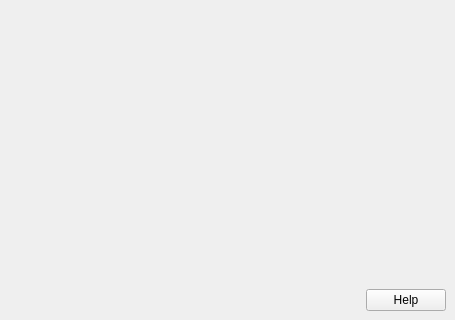
The window that projektcheck/ui/ProjektCheck_dockwidget_analysis_04-Oeko.ui (projektcheck/ProjektCheck-QGIS) describes before a commit, drawn with Qt 5; both pictures show x 0 to 455 and y 680 to 1000 of the 455 by 1000 pixel window.
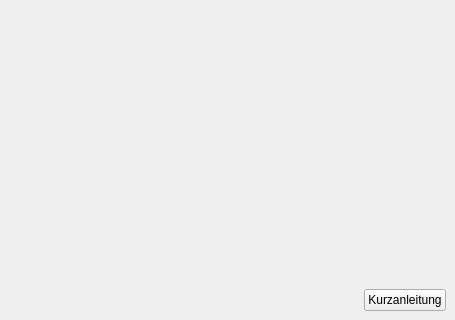
The same window after the commit. The open tabs and pages were chosen to show the change. Icons and pictures are not drawn.

Commit message: marginal icon-changes; help-button replaced by individual PushButton (in analysis and definitions dockwidgets) ... greetz

What changed in the file:
```diff
--- a/projektcheck/ui/ProjektCheck_dockwidget_analysis_04-Oeko.ui
+++ b/projektcheck/ui/ProjektCheck_dockwidget_analysis_04-Oeko.ui
@@ -1161,17 +1161,53 @@
      </widget>
     </item>
     <item>
-     <widget class="QDialogButtonBox" name="buttonBox_5">
-      <property name="sizePolicy">
-       <sizepolicy hsizetype="Preferred" vsizetype="Fixed">
-        <horstretch>0</horstretch>
-        <verstretch>0</verstretch>
-       </sizepolicy>
+     <layout class="QHBoxLayout" name="horizontalLayout_3">
+      <property name="leftMargin">
+       <number>0</number>
       </property>
-      <property name="standardButtons">
-       <set>QDialogButtonBox::Help</set>
+      <property name="topMargin">
+       <number>0</number>
       </property>
-     </widget>
+      <property name="rightMargin">
+       <number>0</number>
+      </property>
+      <property name="bottomMargin">
+       <number>0</number>
+      </property>
+      <item>
+       <spacer name="horizontalSpacer_5">
+        <property name="orientation">
+         <enum>Qt::Horizontal</enum>
+        </property>
+        <property name="sizeHint" stdset="0">
+         <size>
+          <width>40</width>
+          <height>20</height>
+         </size>
+        </property>
+       </spacer>
+      </item>
+      <item>
+       <widget class="QPushButton" name="pushButton_32">
+        <property name="sizePolicy">
+         <sizepolicy hsizetype="Fixed" vsizetype="Fixed">
+          <horstretch>0</horstretch>
+          <verstretch>0</verstretch>
+         </sizepolicy>
+        </property>
+        <property name="layoutDirection">
+         <enum>Qt::LeftToRight</enum>
+        </property>
+        <property name="text">
+         <string>Kurzanleitung</string>
+        </property>
+        <property name="icon">
+         <iconset>
+          <normaloff>../../images/iconset_mob/20190619_iconset_mob_info_2.png</normaloff>../../images/iconset_mob/20190619_iconset_mob_info_2.png</iconset>
+        </property>
+       </widget>
+      </item>
+     </layout>
     </item>
    </layout>
   </widget>
```
Left out of the diff: 6 changed lines with no effect on the pictures. The commit also changes 15 other files.
